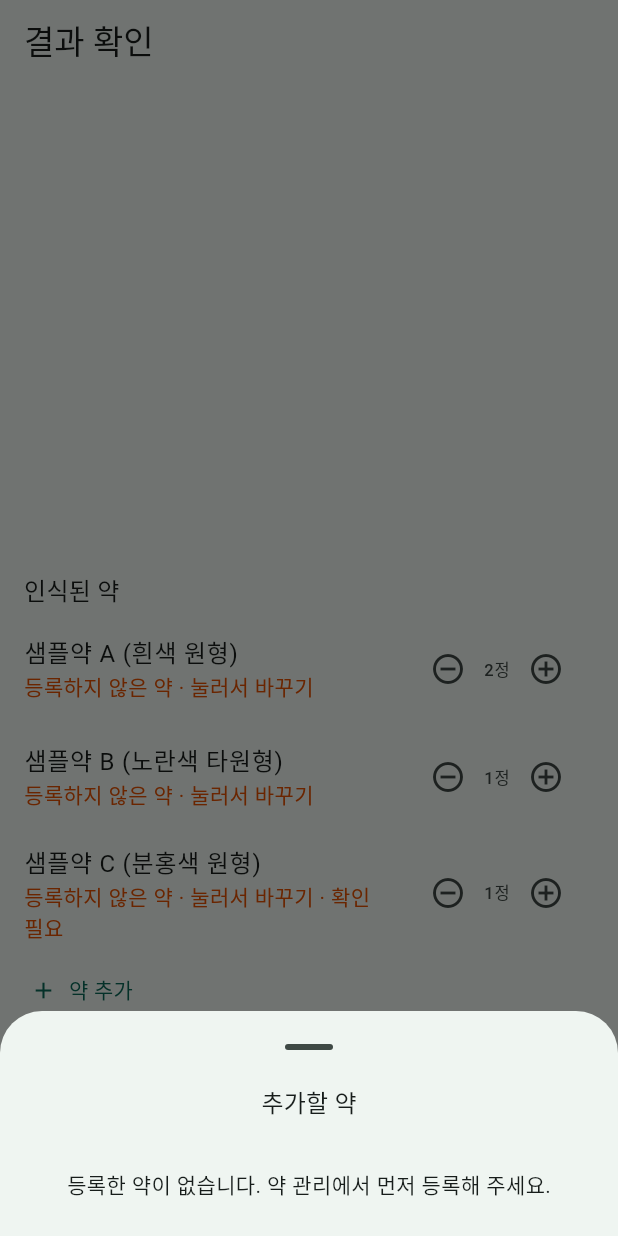
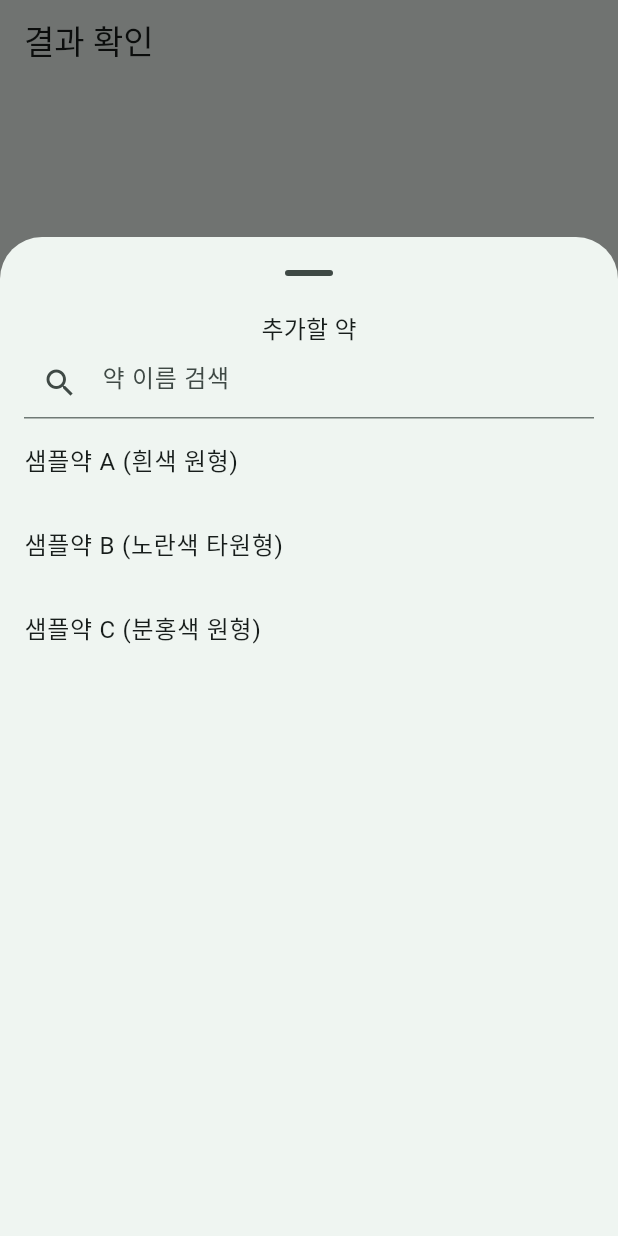
Before and after one commit to def-uk/pill-bbox-front, a Flutter app: the ResultScreen screen opened directly with empty values, after a tap on the "remove circle outline" icon, after a tap on the "add circle outline" icon, after a tap on "약 추가", on a phone screen of 412 x 824 dp. Run offline on Flutter 3.47's test engine with Material 3 defaults, Android fonts, the phone set to English and light mode, and no system bars; our stand-ins replace go_router, image_picker, sqflite, sqflite_common_ffi_web; missing offline and left inert: dart:js_interop, dart:ui_web, ultralytics_yolo; accounts and stored records are empty.

Commit message:
feat: 약을 등록하지 않아도 사진을 올려 바로 기록
- 처음 기록하는 약은 저장할 때 복용 시간 없이 등록한다. 1회 수량은 이번에 확인한 개수
- 약 바꾸기·약 추가에서 등록한 약뿐 아니라 모델이 아는 약 전부를 검색해 고른다
- 홈에서 "약을 먼저 등록해 주세요"를 없애고, 복용 시간 정하기는 선택으로 둔다
- 웹에서 탐지 박스의 약 이름 일부가 □로 보이던 문제: 한글 글꼴을 받은 뒤 다시 그린다

Co-Authored-By: Claude Opus 5.5 <noreply@anthropic.com>

```diff
--- a/lib/data/models/medication.dart
+++ b/lib/data/models/medication.dart
@@ -20,7 +20,7 @@ class Medication {
 
   final int id;
 
-  /// 탐지 모델 56종 중 하나. 직접 등록한 약은 null이고 사진으로 인식되지 않는다.
+  /// 탐지 모델이 아는 약(labels.json)의 category_id. 직접 이름을 넣은 약은 null이고 사진으로 인식되지 않는다.
   final int? categoryId;
   final String name;
   final int dosePerTake;
--- a/lib/ui/common/medication_picker.dart
+++ b/lib/ui/common/medication_picker.dart
@@ -1,56 +1,4 @@
 import 'package:flutter/material.dart';
-
-import '../../data/models/medication.dart';
-
-/// 등록한 약 중 하나를 고르는 시트. 고르지 않으면 null.
-Future<Medication?> showMedicationPicker(
-  BuildContext context, {
-  required String title,
-  required List<Medication> medications,
-}) {
-  return showModalBottomSheet<Medication>(
-    context: context,
-    showDragHandle: true,
-    isScrollControlled: true,
-    builder: (context) => SafeArea(
-      child: ConstrainedBox(
-        constraints: BoxConstraints(
-          maxHeight: MediaQuery.sizeOf(context).height * 0.7,
-        ),
-        child: Column(
-          mainAxisSize: MainAxisSize.min,
-          children: [
-            Padding(
-              padding: const EdgeInsets.fromLTRB(16, 0, 16, 8),
-              child: Text(
-                title,
-                style: Theme.of(context).textTheme.titleMedium,
-              ),
-            ),
-            if (medications.isEmpty)
-              const Padding(
-                padding: EdgeInsets.all(24),
-                child: Text('등록한 약이 없습니다. 약 관리에서 먼저 등록해 주세요.'),
-              ),
-            Flexible(
-              child: ListView(
-                shrinkWrap: true,
-                children: [
-                  for (final m in medications)
-                    ListTile(
-                      title: Text(m.name),
-                      subtitle: Text('1회 ${m.dosePerTake}정'),
-                      onTap: () => Navigator.pop(context, m),
-                    ),
-                ],
-              ),
-            ),
-          ],
-        ),
-      ),
-    ),
-  );
-}
 
 Future<bool> confirm(
   BuildContext context, {
--- a/lib/ui/home/home_screen.dart
+++ b/lib/ui/home/home_screen.dart
@@ -46,15 +46,14 @@ class HomeScreen extends StatelessWidget {
         HomeViewModel(loading: true) => const Center(
           child: CircularProgressIndicator(),
         ),
-        HomeViewModel(medications: []) => _Empty(
-          message: '복용할 약을 먼저 등록해 주세요',
-          action: FilledButton(
-            onPressed: () => context.push('/medications/new'),
-            child: const Text('약 등록'),
+        HomeViewModel(summary: DaySummary(slots: [], unscheduled: [])) =>
+          _Empty(
+            message: '오늘 기록이 없습니다.\n사진을 올리면 인식한 약이 바로 기록됩니다.',
+            action: TextButton(
+              onPressed: () => context.push('/medications'),
+              child: const Text('복용 시간 정하기'),
+            ),
           ),
-        ),
-        HomeViewModel(summary: DaySummary(slots: [], unscheduled: [])) =>
-          const _Empty(message: '등록한 약에 복용 시간이 없습니다.\n약 관리에서 복용 시간을 넣어 주세요.'),
         _ => ListView(
           padding: const EdgeInsets.only(bottom: 96),
           children: [
@@ -77,7 +76,10 @@ class HomeScreen extends StatelessWidget {
             if (vm.summary.unscheduled.isNotEmpty) ...[
               Padding(
                 padding: const EdgeInsets.fromLTRB(16, 16, 16, 4),
-                child: Text('일정 외 기록', style: textTheme.titleMedium),
+                child: Text(
+                  vm.summary.slots.isEmpty ? '오늘 기록' : '일정 외 기록',
+                  style: textTheme.titleMedium,
+                ),
               ),
               for (final record in vm.summary.unscheduled)
                 ListTile(
--- a/lib/ui/result/result_screen.dart
+++ b/lib/ui/result/result_screen.dart
@@ -4,7 +4,6 @@ import 'package:provider/provider.dart';
 
 import '../../data/models/detection.dart';
 import '../../utils/intake_matcher.dart';
-import '../common/medication_picker.dart';
 import '../common/theme.dart';
 import 'result_view_model.dart';
 
@@ -25,22 +24,21 @@ class ResultScreen extends StatelessWidget {
       }
     }
 
+    Future<PillChoice?> pick(String title) => showModalBottomSheet<PillChoice>(
+      context: context,
+      isScrollControlled: true,
+      showDragHandle: true,
+      builder: (_) => _ChoiceSearchSheet(title: title, choices: vm.choices),
+    );
+
     Future<void> changeMedication(ResultLine line) async {
-      final medication = await showMedicationPicker(
-        context,
-        title: '${line.name}을(를) 어떤 약으로 바꿀까요?',
-        medications: vm.medications,
-      );
-      if (medication != null) vm.changeMedication(line, medication);
+      final choice = await pick('${line.name}을(를) 어떤 약으로 바꿀까요?');
+      if (choice != null) vm.changeMedication(line, choice);
     }
 
     Future<void> addMedication() async {
-      final medication = await showMedicationPicker(
-        context,
-        title: '추가할 약',
-        medications: vm.medications,
-      );
-      if (medication != null) vm.addMedication(medication);
+      final choice = await pick('추가할 약');
+      if (choice != null) vm.addMedication(choice);
     }
 
     return Scaffold(
@@ -69,7 +67,9 @@ class ResultScreen extends StatelessWidget {
               ),
             ),
             if (vm.lines.isEmpty)
-              const ListTile(title: Text('알약을 찾지 못했습니다. 다시 찍거나 약을 추가해 주세요.')),
+              const ListTile(
+                title: Text('알약을 찾지 못했습니다. 다른 사진을 올리거나 약을 추가해 주세요.'),
+              ),
             for (final line in vm.lines)
               ListTile(
                 title: Text(line.name),
@@ -105,14 +105,6 @@ class ResultScreen extends StatelessWidget {
                 ),
               ),
             ),
-            if (vm.hasUnregistered)
-              const Padding(
-                padding: EdgeInsets.symmetric(horizontal: 16),
-                child: Text(
-                  '등록하지 않은 약은 저장되지 않습니다. 눌러서 등록한 약으로 바꿔 주세요.',
-                  style: TextStyle(color: reviewColor),
-                ),
-              ),
           ],
         ),
       },
@@ -154,7 +146,7 @@ class _LineStatus extends StatelessWidget {
   Widget build(BuildContext context) {
     final outline = Theme.of(context).colorScheme.outline;
     final (text, color) = switch (line) {
-      ResultLine(isRegistered: false) => ('등록하지 않은 약 · 눌러서 바꾸기', reviewColor),
+      ResultLine(isRegistered: false) => ('처음 기록하는 약 · 저장하면 약 목록에 추가', outline),
       ResultLine(status: MatchStatus.ok) => (
         '✓ 예정대로',
         Theme.of(context).colorScheme.primary,
@@ -182,6 +174,67 @@ class _LineStatus extends StatelessWidget {
               style: TextStyle(color: reviewColor),
             ),
         ],
+      ),
+    );
+  }
+}
+
+/// 고를 약을 이름으로 찾는 시트. 등록한 약이 먼저 나온다.
+class _ChoiceSearchSheet extends StatefulWidget {
+  const _ChoiceSearchSheet({required this.title, required this.choices});
+
+  final String title;
+  final List<PillChoice> choices;
+
+  @override
+  State<_ChoiceSearchSheet> createState() => _ChoiceSearchSheetState();
+}
+
+class _ChoiceSearchSheetState extends State<_ChoiceSearchSheet> {
+  String _query = '';
+
+  @override
+  Widget build(BuildContext context) {
+    final matches = [
+      for (final c in widget.choices)
+        if (c.name.toLowerCase().contains(_query.toLowerCase())) c,
+    ];
+    return SafeArea(
+      child: SizedBox(
+        height: MediaQuery.sizeOf(context).height * 0.75,
+        child: Column(
+          children: [
+            Text(widget.title, style: Theme.of(context).textTheme.titleMedium),
+            Padding(
+              padding: const EdgeInsets.symmetric(horizontal: 16),
+              child: TextField(
+                decoration: const InputDecoration(
+                  prefixIcon: Icon(Icons.search),
+                  hintText: '약 이름 검색',
+                ),
+                onChanged: (value) => setState(() => _query = value.trim()),
+              ),
+            ),
+            Expanded(
+              child: matches.isEmpty
+                  ? const Center(child: Text('찾는 약이 없습니다'))
+                  : ListView(
+                      children: [
+                        for (final c in matches)
+                          ListTile(
+                            title: Text(c.name),
+                            subtitle: c.medication == null
+                                ? null
+                                : Text(
+                                    '등록한 약 · 1회 ${c.medication!.dosePerTake}정',
+                                  ),
+                            onTap: () => Navigator.pop(context, c),
+                          ),
+                      ],
+                    ),
+            ),
+          ],
+        ),
       ),
     );
   }
@@ -250,11 +303,12 @@ class _PhotoWithBoxesState extends State<_PhotoWithBoxes> {
 }
 
 class _BoxPainter extends CustomPainter {
+  // 웹은 한글 글꼴을 필요할 때 받는다. 받은 뒤 다시 그리지 않으면 약 이름 일부가 □로 남는다.
   _BoxPainter({
     required this.detections,
     required this.photoSize,
     required this.color,
-  });
+  }) : super(repaint: PaintingBinding.instance.systemFonts);
 
   final List<Detection> detections;
   final Size photoSize;
--- a/lib/ui/result/result_view_model.dart
+++ b/lib/ui/result/result_view_model.dart
@@ -2,9 +2,11 @@ import 'package:flutter/foundation.dart';
 
 import '../../data/models/detection.dart';
 import '../../data/models/medication.dart';
+import '../../data/models/pill_label.dart';
 import '../../data/repositories/intake_repository.dart';
 import '../../data/repositories/medication_repository.dart';
 import '../../data/services/pill_detector.dart';
+import '../../data/services/pill_label_service.dart';
 import '../../utils/intake_matcher.dart';
 
 /// 이 값보다 신뢰도가 낮으면 "확인 필요". 모델 저장소의 POINT_CONF와 같다.
@@ -23,7 +25,7 @@ class ResultLine {
     required this.needsReview,
   });
 
-  /// 등록한 약. 등록하지 않은 약으로 인식했으면 null이고, 저장되지 않는다.
+  /// 등록한 약. 처음 기록하는 약이면 null이고, 저장할 때 등록한다.
   final Medication? medication;
   final int? categoryId;
   final String name;
@@ -37,12 +39,22 @@ class ResultLine {
   MatchStatus get status => matchStatus(expected: expected, recognized: count);
 }
 
+/// 약 바꾸기·약 추가에서 고를 수 있는 약. 등록한 약이거나, 모델이 아는 약 중 아직 등록하지 않은 약.
+class PillChoice {
+  const PillChoice({this.medication, this.categoryId, required this.name});
+
+  final Medication? medication;
+  final int? categoryId;
+  final String name;
+}
+
 class ResultViewModel extends ChangeNotifier {
   ResultViewModel({
     required this.photo,
     required this._detector,
     required this._medications,
     required this._intakes,
+    required this._labels,
     DateTime Function()? now,
   }) : _now = now ?? DateTime.now;
 
@@ -50,6 +62,7 @@ class ResultViewModel extends ChangeNotifier {
   final PillDetector _detector;
   final MedicationRepository _medications;
   final IntakeRepository _intakes;
+  final PillLabelService _labels;
   final DateTime Function() _now;
   bool _disposed = false;
 
@@ -57,8 +70,11 @@ class ResultViewModel extends ChangeNotifier {
   String? errorMessage;
   List<Detection> detections = const [];
 
-  /// 등록한 약 전부. 약 바꾸기·약 추가에서 고른다.
+  /// 등록한 약 전부.
   List<Medication> medications = const [];
+
+  /// 모델이 아는 약 전부.
+  List<PillLabel> _allLabels = const [];
 
   Map<int, int> _due = {};
   final _counts = <int, int>{};
@@ -67,8 +83,20 @@ class ResultViewModel extends ChangeNotifier {
   /// 등록한 약 줄의 순서. medication_id.
   final _order = <int>[];
 
-  /// 등록하지 않은 약. category_id → 줄.
+  /// 처음 기록하는 약. category_id → 줄.
   final _unregistered = <int, ResultLine>{};
+
+  /// 약 바꾸기·약 추가에서 고를 수 있는 약. 등록한 약 먼저.
+  List<PillChoice> get choices {
+    final registered = {for (final m in medications) m.categoryId};
+    return [
+      for (final m in medications)
+        PillChoice(medication: m, categoryId: m.categoryId, name: m.name),
+      for (final l in _allLabels)
+        if (!registered.contains(l.categoryId))
+          PillChoice(categoryId: l.categoryId, name: l.name),
+    ];
+  }
 
   List<ResultLine> get lines {
     final byId = {for (final m in medications) m.id: m};
@@ -86,14 +114,16 @@ class ResultViewModel extends ChangeNotifier {
     ];
   }
 
-  bool get hasUnregistered => _unregistered.values.any((l) => l.count > 0);
   bool get canSave =>
-      status == ResultStatus.ready && _counts.values.any((c) => c > 0);
+      status == ResultStatus.ready &&
+      (_counts.values.any((c) => c > 0) ||
+          _unregistered.values.any((l) => l.count > 0));
 
   Future<void> detect() async {
     try {
       final now = _now();
       medications = await _medications.getAll();
+      _allLabels = await _labels.load();
       final records = await _intakes.recordsOn(now);
       _due = dueNow(summarizeDay(medications, records), now);
 
@@ -114,9 +144,12 @@ class ResultViewModel extends ChangeNotifier {
     if (line.count > 0) _setCount(line, line.count - 1);
   }
 
-  /// [line]의 개수를 [medication]으로 옮긴다. 모델이 다른 약으로 인식했을 때 쓴다.
-  void changeMedication(ResultLine line, Medication medication) {
-    if (line.medication?.id == medication.id) return;
+  /// [line]의 개수를 [choice]로 옮긴다. 모델이 다른 약으로 인식했을 때 쓴다.
+  void changeMedication(ResultLine line, PillChoice choice) {
+    final same = choice.medication == null
+        ? line.medication == null && line.categoryId == choice.categoryId
+        : line.medication?.id == choice.medication!.id;
+    if (same) return;
     if (line.medication case final from?) {
       _counts.remove(from.id);
       _review.remove(from.id);
@@ -124,22 +157,23 @@ class ResultViewModel extends ChangeNotifier {
     } else {
       _unregistered.remove(line.categoryId);
     }
-    _addCount(medication, line.count);
+    _addCount(choice, line.count);
     _notify();
   }
 
   /// 모델이 못 찾은 약을 1정 더한다.
-  void addMedication(Medication medication) {
-    _addCount(medication, 1);
+  void addMedication(PillChoice choice) {
+    _addCount(choice, 1);
     _notify();
   }
 
-  /// 확인한 개수로 복용 기록을 저장한다. 저장했으면 true.
+  /// 확인한 개수로 복용 기록을 저장한다. 처음 기록하는 약은 먼저 등록한다. 저장했으면 true.
   Future<bool> save() async {
     if (!canSave) return false;
     status = ResultStatus.saving;
     _notify();
     try {
+      await _registerNewMedications();
       await _intakes.addCameraIntake(photo: photo, countsByMedication: _counts);
       return true;
     } catch (e) {
@@ -183,9 +217,43 @@ class ResultViewModel extends ChangeNotifier {
     }
   }
 
-  void _addCount(Medication medication, int count) {
-    _counts[medication.id] = (_counts[medication.id] ?? 0) + count;
-    if (!_order.contains(medication.id)) _order.add(medication.id);
+  void _addCount(PillChoice choice, int count) {
+    if (choice.medication case final medication?) {
+      _counts[medication.id] = (_counts[medication.id] ?? 0) + count;
+      if (!_order.contains(medication.id)) _order.add(medication.id);
+      return;
+    }
+    final current = _unregistered[choice.categoryId];
+    _unregistered[choice.categoryId!] = ResultLine(
+      medication: null,
+      categoryId: choice.categoryId,
+      name: choice.name,
+      count: (current?.count ?? 0) + count,
+      expected: 0,
+      needsReview: current?.needsReview ?? false,
+    );
+  }
+
+  /// 처음 기록하는 약을 복용 시간 없이 등록하고 등록한 약 줄로 옮긴다. 1회 수량은 이번에 확인한 개수.
+  ///
+  /// 기록 저장이 실패해 다시 저장할 때 같은 약을 또 등록하지 않도록 바로 옮긴다.
+  Future<void> _registerNewMedications() async {
+    final lines = [..._unregistered.values.where((l) => l.count > 0)];
+    if (lines.isEmpty) return;
+    for (final line in lines) {
+      final id = await _medications.save(
+        // 음수는 labels.json에 없는 클래스라 인식 대상으로 등록하지 않는다 (toDetections).
+        categoryId: line.categoryId! < 0 ? null : line.categoryId,
+        name: line.name,
+        dosePerTake: line.count,
+        times: const [],
+      );
+      _unregistered.remove(line.categoryId);
+      _counts[id] = line.count;
+      _order.add(id);
+      if (line.needsReview) _review.add(id);
+    }
+    medications = await _medications.getAll();
   }
 
   void _setCount(ResultLine line, int count) {
--- a/lib/ui/router.dart
+++ b/lib/ui/router.dart
@@ -47,6 +47,7 @@ GoRouter buildRouter() => GoRouter(
           detector: context.read(),
           medications: context.read(),
           intakes: context.read(),
+          labels: context.read(),
         )..detect(),
         child: const ResultScreen(),
       ),
```
Also changed, not shown: 4 other files.
